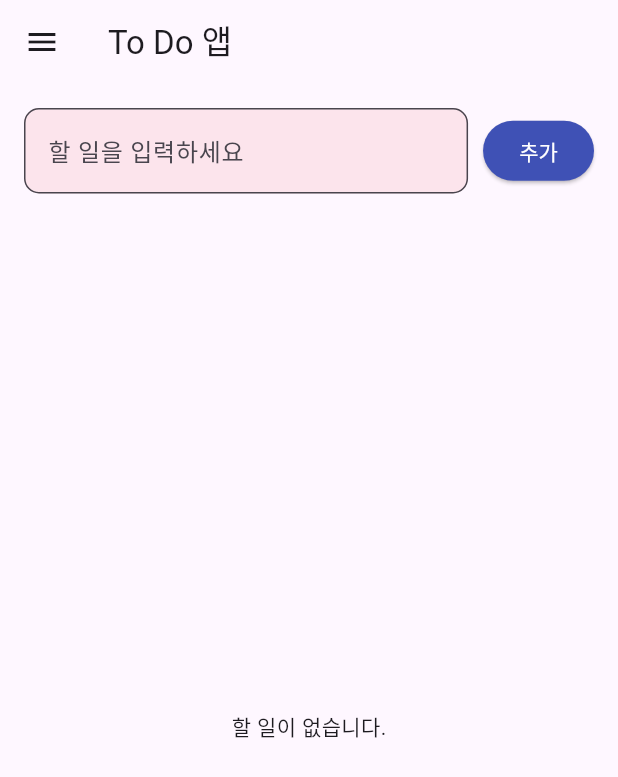
After one commit to yeong723/flutter, a Flutter app: the TodoPage screen opened directly, after a tap on "추가", on a phone screen of 412 x 824 dp. The commit adds this screen. Shown: the top 777 px of the screen. Run offline on Flutter 3.47's test engine with Material 3 defaults, Android fonts, the phone set to English and light mode, and no system bars; our stand-ins replace shared_preferences; missing offline and left inert: hello, untitled; accounts and stored records are empty; statements that could not run were skipped.

Commit message:
동우의 도움

```diff
--- a/lib/setting_page.dart
+++ b/lib/setting_page.dart
@@ -1,6 +1,5 @@
 import 'package:flutter/material.dart';
-
-import 'drawer.dart';
+import 'package:untitled/drawer.dart';
 
 class SettingPage extends StatelessWidget {
   const SettingPage({super.key});
--- /dev/null
+++ b/lib/todopage.dart
@@ -0,0 +1,149 @@
+
+import 'dart:convert';
+
+import 'package:flutter/material.dart';
+import 'package:hello/drawer.dart';
+import 'package:shared_preferences/shared_preferences.dart';
+
+class TodoPage extends StatefulWidget {
+  const TodoPage({super.key});
+
+  @override
+  State<TodoPage> createState() => _TodoPageState();
+}
+
+class _TodoPageState extends State<TodoPage> {
+
+  List<Map<String, dynamic>> todos = [];
+  final TextEditingController _controller = TextEditingController();
+
+  @override
+  void initState() {
+    super.initState();
+    _loadTodos();
+  }
+
+  void _loadTodos() async{
+    final prefs = await SharedPreferences.getInstance();
+    final saved = prefs.getString('todos');
+    if (saved != null){
+      final decoded = jsonDecode(saved) as List;
+
+      setState(() {
+        todos = decoded.cast<Map<String, dynamic>>();
+      });
+    }
+  }
+
+  void _saveTodos() async {
+    final prefs = await SharedPreferences.getInstance();
+    await prefs.setString('todos', jsonEncode(todos));
+  }
+
+  void _addTodo(String text){
+    if (text.trim().isEmpty) return;
+
+    setState(() {
+      todos.add({"text":text.trim(), "done": false});
+      _controller.clear();
+    });
+    _saveTodos();
+  }
+
+  void _deleteTodo(int index) async{
+    final removed = todos[index]['text'];
+    setState(() {
+      todos.removeAt(index);
+    });
+    _saveTodos();
+
+    ScaffoldMessenger.of(context).showSnackBar(
+      SnackBar(content: Text("${removed} 삭제됨"))
+    );
+  }
+
+  void _togleDone(int index, bool? value){
+    setState(() {
+      todos[index]['done'] = value ?? false;
+    });
+    _saveTodos();
+  }
+
+  @override
+  Widget build(BuildContext context) {
+    return Scaffold(
+      appBar: AppBar(
+        title: const Text("To Do 앱"),
+      ),
+      drawer: const MyDrawer(),
+      body: Column(
+        children: [
+          Padding(
+            padding: const EdgeInsets.all(16),
+            child: Row(
+              children: [
+                Expanded(
+                    child: TextField(
+                      controller: _controller,
+                      onSubmitted: _addTodo,
+                      decoration: InputDecoration(
+                        hintText: "할 일을 입력하세요",
+                        border: OutlineInputBorder(
+                          borderRadius: BorderRadius.circular(10)
+                        ),
+                        filled: true,
+                        fillColor: Colors.pink[50]
+                      ),
+                    )
+                ),
+                const SizedBox(width: 10),
+                ElevatedButton(
+                    onPressed: () => _addTodo(_controller.text),
+                    style: ElevatedButton.styleFrom(
+                      backgroundColor: Colors.indigo,
+                      foregroundColor: Colors.white
+                    ),
+                    child: const Text("추가")
+                ),
+              ],
+            ),
+          ),
+          Expanded(
+              child: todos.isEmpty
+                  ? const Center(child: Text("할 일이 없습니다."))
+                  : ListView.builder(
+                  itemCount: todos.length,
+                  itemBuilder: (context, index){
+                    final todo = todos[index];
+
+                    return Card(
+                      margin: const EdgeInsets.symmetric(
+                          horizontal: 16,
+                          vertical: 4
+                      ),
+                      child: ListTile(
+                        leading: Checkbox(
+                            value: todo['done'],
+                            onChanged: (value) => _togleDone(index, value),
+                        ),
+                        title: Text(
+                          todo['text'],
+                          style: TextStyle(
+                            fontSize: 18,
+                            decoration: todo['done']
+                                ? TextDecoration.lineThrough
+                                : TextDecoration.none,
+                              color: todo['done'] ? Colors.grey : Colors.black
+                          ),
+                        ),
+                        onLongPress: () => _deleteTodo(index),
+                      ),
+                    );
+                  }
+              )
+          )
+        ],
+      ),
+    );
+  }
+}
```
Also changed, not shown: lib/button_page.dart (+11 -7 lines), lib/drawer.dart (+45 -56 lines), lib/flex_page.dart (+3 -5 lines), lib/input_page.dart (+9 -10 lines), lib/layout_page.dart (+6 -6 lines), lib/list_page.dart (added, +149 -0 lines), lib/main.dart (+20 -14 lines), lib/popup_page.dart (+7 -6 lines).
